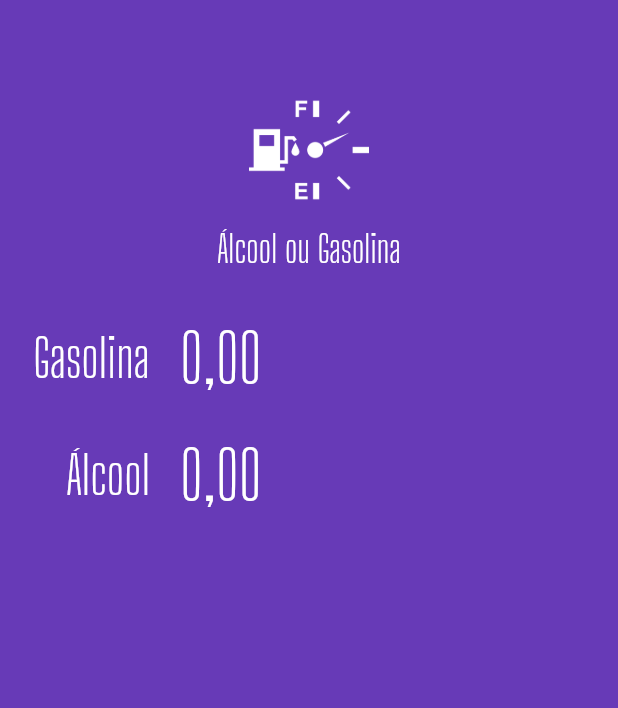
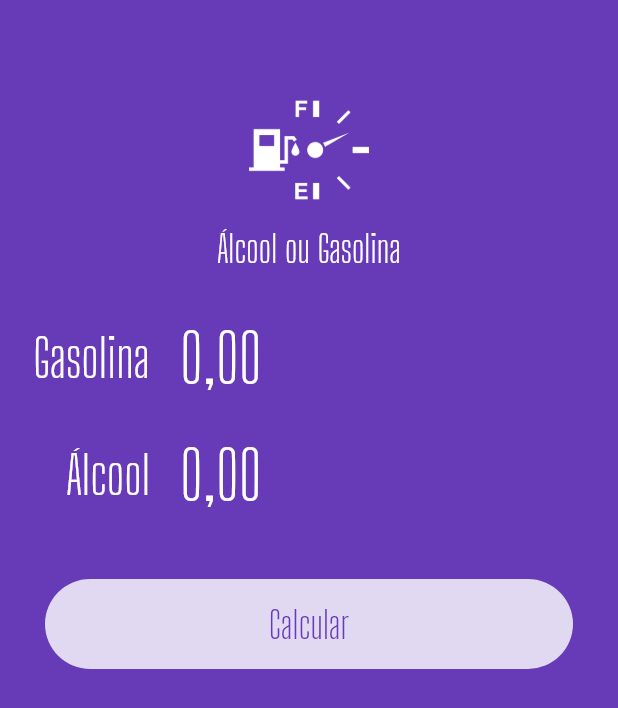
Before and after one commit to HaroldBeyer/Flutter_Alcool_ou_Gasolina, a Flutter app: the screen it shows after launch, on a phone screen of 412 x 824 dp. Shown: the top 708 px of the screen. Run offline on Flutter 3.47's test engine with Material 2 defaults, Android fonts, the phone set to English and light mode, and no system bars; our stand-ins replace flutter_masked_text.

Commit message:
Botão de calcular

```diff
--- a/lib/main.dart
+++ b/lib/main.dart
@@ -35,6 +35,25 @@ class HomePage extends StatelessWidget {
             label: "Gasolina",
           ),
           Input(ctrl: alcCtrl, label: "Álcool"),
+          Container(
+            margin: EdgeInsets.all(30),
+            height: 60,
+            decoration: BoxDecoration(
+                color: Colors.white.withOpacity(0.8),
+                borderRadius: BorderRadius.circular(60)),
+            child: FlatButton(
+              child: Text(
+                "Calcular",
+                style: TextStyle(
+                    color: Theme.of(context).primaryColor,
+                    fontSize: 25,
+                    fontFamily: "Big Shoulders Display"),
+              ),
+              onPressed: () {
+                print("Apertou...");
+              },
+            ),
+          )
         ],
       ),
     );
```
